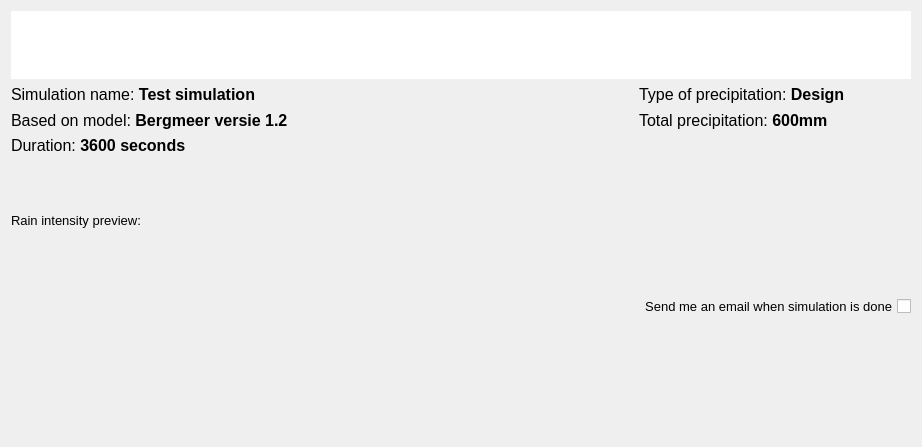
nens/threedi-api-qgis-client, file threedi_api_qgis_client/ui/page4.ui: the form before one commit.
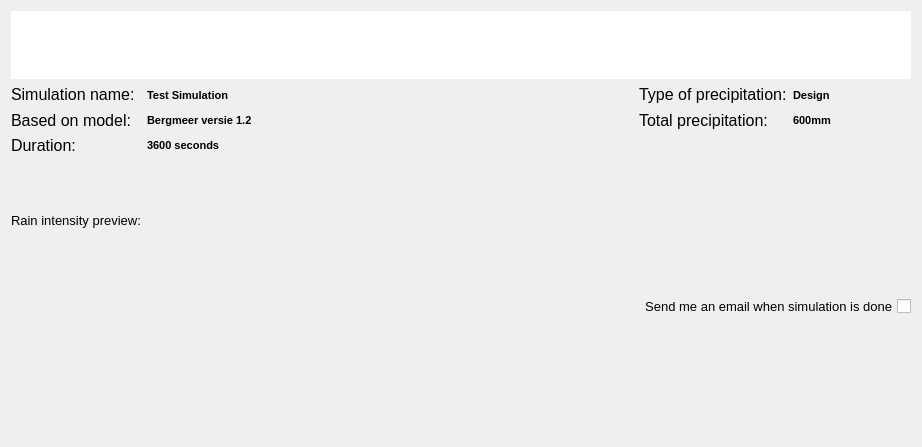
The form after the commit.

Commit message: Work on plugin widgets.

```diff
--- a/threedi_api_qgis_client/ui/page4.ui
+++ b/threedi_api_qgis_client/ui/page4.ui
@@ -19,6 +19,12 @@
     <verstretch>0</verstretch>
    </sizepolicy>
   </property>
+  <property name="font">
+   <font>
+    <family>Segoe UI</family>
+    <pointsize>8</pointsize>
+   </font>
+  </property>
   <property name="windowTitle">
    <string>Form</string>
   </property>
@@ -26,7 +32,173 @@
    <bool>true</bool>
   </property>
   <layout class="QGridLayout" name="gridLayout">
-   <item row="0" column="0" colspan="3">
+   <item row="1" column="3">
+    <widget class="QLabel" name="sim_prec_type_l">
+     <property name="font">
+      <font>
+       <family>Segoe UI</family>
+       <pointsize>12</pointsize>
+      </font>
+     </property>
+     <property name="text">
+      <string>&lt;html&gt;&lt;head/&gt;&lt;body&gt;&lt;p&gt;Type of precipitation:&lt;/p&gt;&lt;/body&gt;&lt;/html&gt;</string>
+     </property>
+    </widget>
+   </item>
+   <item row="3" column="0">
+    <widget class="QLabel" name="sim_duration_l">
+     <property name="font">
+      <font>
+       <family>Segoe UI</family>
+       <pointsize>12</pointsize>
+      </font>
+     </property>
+     <property name="text">
+      <string>&lt;html&gt;&lt;head/&gt;&lt;body&gt;&lt;p&gt;Duration:&lt;/p&gt;&lt;/body&gt;&lt;/html&gt;</string>
+     </property>
+    </widget>
+   </item>
+   <item row="7" column="2">
+    <spacer name="verticalSpacer">
+     <property name="orientation">
+      <enum>Qt::Vertical</enum>
+     </property>
+     <property name="sizeHint" stdset="0">
+      <size>
+       <width>20</width>
+       <height>40</height>
+      </size>
+     </property>
+    </spacer>
+   </item>
+   <item row="4" column="0">
+    <widget class="QLabel" name="label_11">
+     <property name="sizePolicy">
+      <sizepolicy hsizetype="Preferred" vsizetype="MinimumExpanding">
+       <horstretch>0</horstretch>
+       <verstretch>0</verstretch>
+      </sizepolicy>
+     </property>
+     <property name="font">
+      <font>
+       <family>Segoe UI</family>
+       <pointsize>10</pointsize>
+      </font>
+     </property>
+     <property name="text">
+      <string>Rain intensity preview:</string>
+     </property>
+    </widget>
+   </item>
+   <item row="1" column="2">
+    <spacer name="horizontalSpacer">
+     <property name="orientation">
+      <enum>Qt::Horizontal</enum>
+     </property>
+     <property name="sizeHint" stdset="0">
+      <size>
+       <width>40</width>
+       <height>20</height>
+      </size>
+     </property>
+    </spacer>
+   </item>
+   <item row="2" column="0">
+    <widget class="QLabel" name="sim_base_l">
+     <property name="font">
+      <font>
+       <family>Segoe UI</family>
+       <pointsize>12</pointsize>
+      </font>
+     </property>
+     <property name="text">
+      <string>&lt;html&gt;&lt;head/&gt;&lt;body&gt;&lt;p&gt;Based on model:&lt;/p&gt;&lt;/body&gt;&lt;/html&gt;</string>
+     </property>
+    </widget>
+   </item>
+   <item row="2" column="3">
+    <widget class="QLabel" name="sim_prec_total_l">
+     <property name="font">
+      <font>
+       <family>Segoe UI</family>
+       <pointsize>12</pointsize>
+      </font>
+     </property>
+     <property name="text">
+      <string>&lt;html&gt;&lt;head/&gt;&lt;body&gt;&lt;p&gt;Total precipitation:&lt;/p&gt;&lt;/body&gt;&lt;/html&gt;</string>
+     </property>
+    </widget>
+   </item>
+   <item row="1" column="1">
+    <widget class="QLabel" name="sim_name">
+     <property name="font">
+      <font>
+       <pointsize>8</pointsize>
+       <weight>75</weight>
+       <bold>true</bold>
+      </font>
+     </property>
+     <property name="text">
+      <string>Test Simulation</string>
+     </property>
+    </widget>
+   </item>
+   <item row="1" column="0">
+    <widget class="QLabel" name="sim_name_l">
+     <property name="font">
+      <font>
+       <family>Segoe UI</family>
+       <pointsize>12</pointsize>
+      </font>
+     </property>
+     <property name="text">
+      <string>&lt;html&gt;&lt;head/&gt;&lt;body&gt;&lt;p&gt;Simulation name:&lt;/p&gt;&lt;/body&gt;&lt;/html&gt;</string>
+     </property>
+    </widget>
+   </item>
+   <item row="2" column="1">
+    <widget class="QLabel" name="sim_database">
+     <property name="font">
+      <font>
+       <pointsize>8</pointsize>
+       <weight>75</weight>
+       <bold>true</bold>
+      </font>
+     </property>
+     <property name="text">
+      <string>Bergmeer versie 1.2</string>
+     </property>
+    </widget>
+   </item>
+   <item row="3" column="1">
+    <widget class="QLabel" name="sim_duration">
+     <property name="font">
+      <font>
+       <pointsize>8</pointsize>
+       <weight>75</weight>
+       <bold>true</bold>
+      </font>
+     </property>
+     <property name="text">
+      <string>3600 seconds</string>
+     </property>
+    </widget>
+   </item>
+   <item row="1" column="4">
+    <widget class="QLabel" name="sim_prec_type">
+     <property name="font">
+      <font>
+       <pointsize>8</pointsize>
+       <weight>75</weight>
+       <bold>true</bold>
+      </font>
+     </property>
+     <property name="text">
+      <string>Design</string>
+     </property>
+    </widget>
+   </item>
+   <item row="0" column="0" colspan="5">
     <widget class="QGraphicsView" name="gv_svg">
      <property name="sizePolicy">
       <sizepolicy hsizetype="Expanding" vsizetype="Minimum">
@@ -48,124 +220,14 @@
      </property>
     </widget>
    </item>
-   <item row="1" column="0">
-    <widget class="QLabel" name="sim_name">
-     <property name="font">
-      <font>
-       <family>Segoe UI</family>
-       <pointsize>12</pointsize>
-      </font>
-     </property>
-     <property name="text">
-      <string>&lt;html&gt;&lt;head/&gt;&lt;body&gt;&lt;p&gt;Simulation name: &lt;span style=&quot; font-weight:600;&quot;&gt;Test simulation&lt;/span&gt;&lt;/p&gt;&lt;/body&gt;&lt;/html&gt;</string>
-     </property>
-    </widget>
-   </item>
-   <item row="1" column="1">
-    <spacer name="horizontalSpacer">
-     <property name="orientation">
-      <enum>Qt::Horizontal</enum>
-     </property>
-     <property name="sizeHint" stdset="0">
-      <size>
-       <width>40</width>
-       <height>20</height>
-      </size>
-     </property>
-    </spacer>
-   </item>
-   <item row="3" column="0">
-    <widget class="QLabel" name="sim_duration">
-     <property name="font">
-      <font>
-       <family>Segoe UI</family>
-       <pointsize>12</pointsize>
-      </font>
-     </property>
-     <property name="text">
-      <string>&lt;html&gt;&lt;head/&gt;&lt;body&gt;&lt;p&gt;Duration:&lt;span style=&quot; font-weight:600;&quot;&gt; 3600 seconds&lt;/span&gt;&lt;/p&gt;&lt;/body&gt;&lt;/html&gt;</string>
-     </property>
-    </widget>
-   </item>
-   <item row="2" column="0">
-    <widget class="QLabel" name="sim_base">
-     <property name="font">
-      <font>
-       <family>Segoe UI</family>
-       <pointsize>12</pointsize>
-      </font>
-     </property>
-     <property name="text">
-      <string>&lt;html&gt;&lt;head/&gt;&lt;body&gt;&lt;p&gt;Based on model: &lt;span style=&quot; font-weight:600;&quot;&gt;Bergmeer versie 1.2&lt;/span&gt;&lt;/p&gt;&lt;/body&gt;&lt;/html&gt;</string>
-     </property>
-    </widget>
-   </item>
-   <item row="4" column="0">
-    <widget class="QLabel" name="label_11">
-     <property name="sizePolicy">
-      <sizepolicy hsizetype="Preferred" vsizetype="MinimumExpanding">
-       <horstretch>0</horstretch>
-       <verstretch>0</verstretch>
-      </sizepolicy>
-     </property>
-     <property name="font">
-      <font>
-       <family>Segoe UI</family>
-       <pointsize>10</pointsize>
-      </font>
-     </property>
-     <property name="text">
-      <string>Rain intensity preview:</string>
-     </property>
-    </widget>
-   </item>
-   <item row="7" column="1">
-    <spacer name="verticalSpacer">
-     <property name="orientation">
-      <enum>Qt::Vertical</enum>
-     </property>
-     <property name="sizeHint" stdset="0">
-      <size>
-       <width>20</width>
-       <height>40</height>
-      </size>
-     </property>
-    </spacer>
-   </item>
-   <item row="2" column="2">
-    <widget class="QLabel" name="sim_prec_total">
-     <property name="font">
-      <font>
-       <family>Segoe UI</family>
-       <pointsize>12</pointsize>
-      </font>
-     </property>
-     <property name="text">
-      <string>&lt;html&gt;&lt;head/&gt;&lt;body&gt;&lt;p&gt;Total precipitation: &lt;span style=&quot; font-weight:600;&quot;&gt;600mm&lt;/span&gt;&lt;/p&gt;&lt;/body&gt;&lt;/html&gt;</string>
-     </property>
-    </widget>
-   </item>
-   <item row="1" column="2">
-    <widget class="QLabel" name="sim_prec_type">
-     <property name="font">
-      <font>
-       <family>Segoe UI</family>
-       <pointsize>12</pointsize>
-      </font>
-     </property>
-     <property name="text">
-      <string>&lt;html&gt;&lt;head/&gt;&lt;body&gt;&lt;p&gt;Type of precipitation: &lt;span style=&quot; font-weight:600;&quot;&gt;Design&lt;/span&gt;&lt;/p&gt;&lt;/body&gt;&lt;/html&gt;</string>
-     </property>
-    </widget>
-   </item>
-   <item row="5" column="0" colspan="3">
+   <item row="5" column="0" colspan="5">
     <layout class="QGridLayout" name="lout_plot">
      <property name="bottomMargin">
       <number>10</number>
      </property>
     </layout>
    </item>
-   <item row="6" column="2">
+   <item row="6" column="3" colspan="2">
     <widget class="QCheckBox" name="sim_email">
      <property name="font">
       <font>
@@ -181,6 +243,20 @@
      </property>
     </widget>
    </item>
+   <item row="2" column="4">
+    <widget class="QLabel" name="sim_prec_total">
+     <property name="font">
+      <font>
+       <pointsize>8</pointsize>
+       <weight>75</weight>
+       <bold>true</bold>
+      </font>
+     </property>
+     <property name="text">
+      <string>600mm</string>
+     </property>
+    </widget>
+   </item>
   </layout>
  </widget>
  <resources/>
```
The commit also changes 4 other files.
